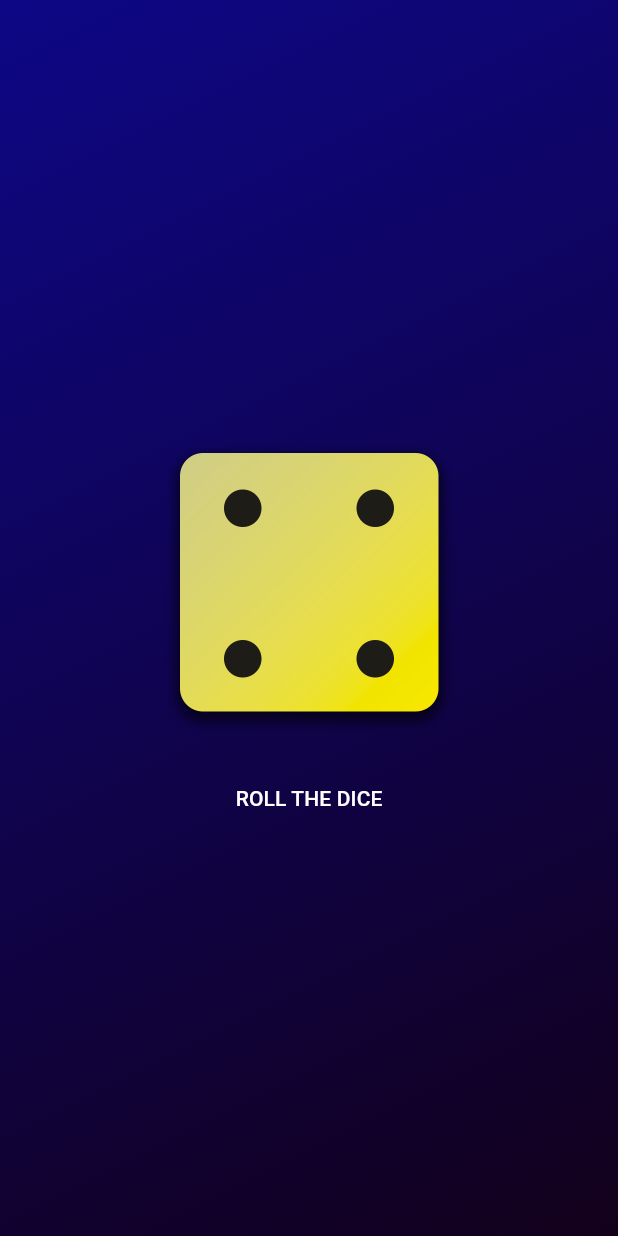
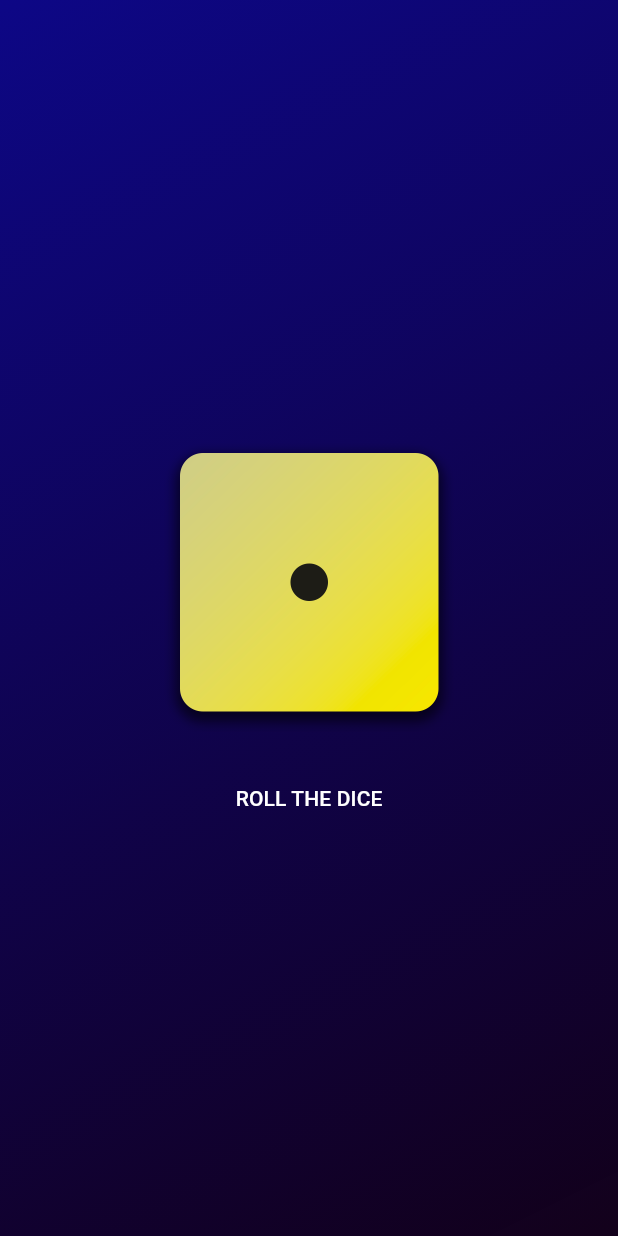
Before and after one commit to shalsha01/flutter-learning, a Flutter app: the screen it shows after launch, after a tap on "ROLL THE DICE", on a phone screen of 412 x 824 dp. Run offline on Flutter 3.47's test engine with Material 3 defaults, Android fonts, the phone set to English and light mode, and no system bars.

Commit message:
Refactor GradientContainer to use DiceRoller widget for dice rolling functionality

```diff
--- /dev/null
+++ b/my_first_app/lib/dice_roller.dart
@@ -0,0 +1,46 @@
+import 'package:flutter/material.dart';
+
+class DiceRoller extends StatefulWidget{
+  const DiceRoller({super.key});
+  @override
+  State<DiceRoller> createState() {
+   return _DiceRollerState();
+
+  }
+}
+
+class _DiceRollerState extends State<DiceRoller>{
+  var activeDiceimage = "assets/images/dice-images/dice-1.png";
+
+   void rollDice() {
+    activeDiceimage="assets/images/dice-images/dice-2.png";
+   }
+  @override
+  Widget build(context) {
+    return Column(
+          mainAxisAlignment: MainAxisAlignment.center,
+          children: [
+            Padding(
+              padding: const EdgeInsets.only(top: 20),
+              child: Image.asset(
+                activeDiceimage,
+                width: 200,
+                fit: BoxFit.cover,
+              ),
+            ),
+            const SizedBox(
+              height: 20,
+            ),
+            TextButton(
+              onPressed: rollDice,
+              child: const Text(
+                "ROLL THE DICE",
+                style: TextStyle(color: Colors.white),
+              ),
+            ),
+          ],
+        );
+
+
+  }
+}
--- a/my_first_app/lib/graident_container.dart
+++ b/my_first_app/lib/graident_container.dart
@@ -1,5 +1,6 @@
 import 'package:flutter/material.dart';
-import 'dart:developer';
+import 'package:my_first_app/dice_roller.dart';
+
 
 var startalignment = Alignment.topLeft;
 var endalignment = Alignment.bottomRight;
@@ -13,11 +14,7 @@ class GradientContainer extends StatefulWidget {
 }
 
 class _GradientContainerState extends State<GradientContainer> {
-var activeDiceimage = "assets/images/dice-images/dice-1.png";
 
-   void rollDice() {
-    log("Dice rolled");
-   }
 
   @override
   Widget build(BuildContext context) {
@@ -30,29 +27,8 @@ var activeDiceimage = "assets/images/dice-images/dice-1.png";
         ),
       ),
       child: Center(
-        child: Column(
-          mainAxisAlignment: MainAxisAlignment.center,
-          children: [
-            Padding(
-              padding: const EdgeInsets.only(top: 20),
-              child: Image.asset(
-                "assets/images/dice-images/dice-4.png",
-                width: 200,
-                fit: BoxFit.cover,
-              ),
-            ),
-            const SizedBox(
-              height: 20,
-            ),
-            TextButton(
-              onPressed:rollDice,
-              child: const Text(
-                "ROLL THE DICE",
-                style: TextStyle(color: Colors.white),
-              ),
-            ),
-          ],
-        ),
+        child:DiceRoller(),
+
       ),
     );
   }
```
